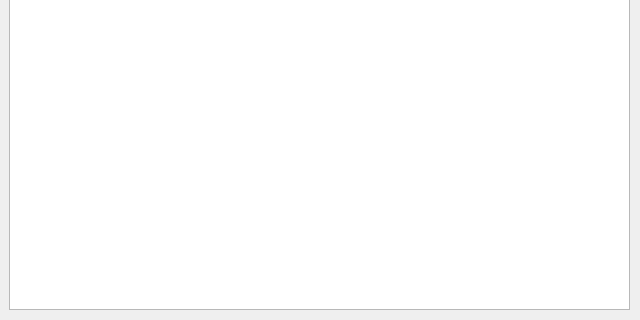
danielghirghi/fortuna, file contas/ContasWidget.ui: the form before one commit; both pictures show x 0 to 640 and y 160 to 480 of the 640 by 480 pixel window.
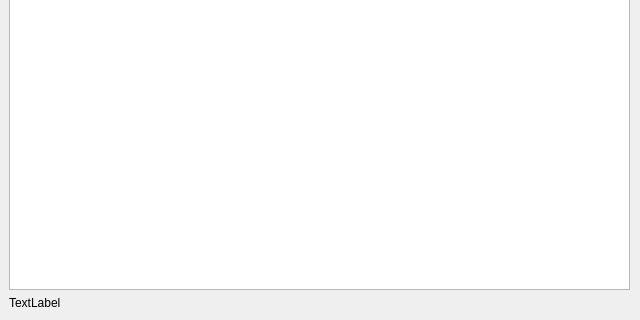
The form after the commit.

Diff of the .ui file:
```diff
--- a/contas/ContasWidget.ui
+++ b/contas/ContasWidget.ui
@@ -135,6 +135,13 @@
       </column>
      </widget>
     </item>
+    <item>
+     <widget class="QLabel" name="lblQuantidade">
+      <property name="text">
+       <string>TextLabel</string>
+      </property>
+     </widget>
+    </item>
    </layout>
   </widget>
  </widget>
```
